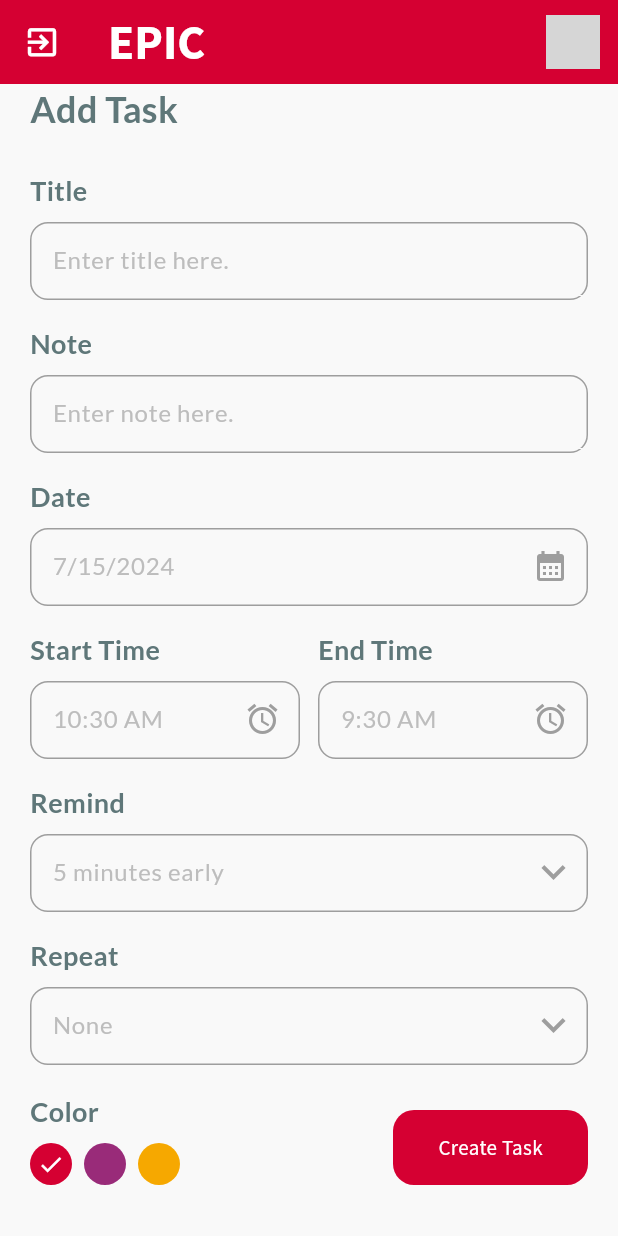
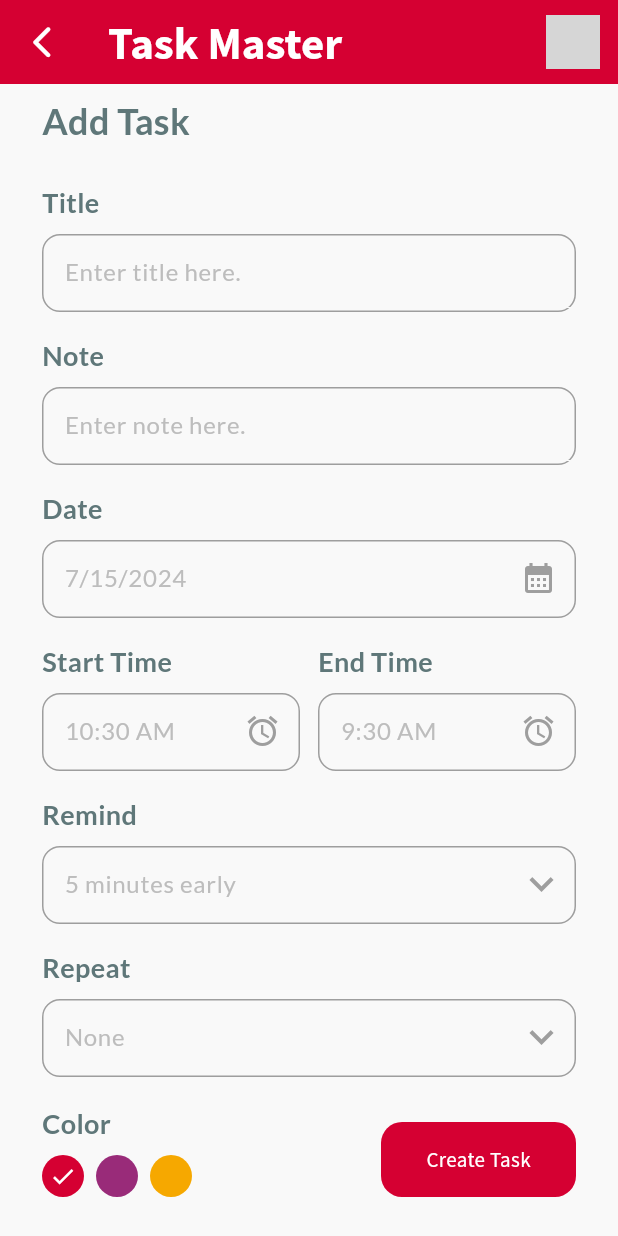
Before and after one commit to JohnNixon6972/EPIC-Think-Learn, a Flutter app: the TaskMaster screen opened directly, after a tap on "+ Add Task", on a phone screen of 412 x 824 dp. Run offline on Flutter 3.47's test engine with Material 3 defaults, Android fonts, the phone set to English and light mode, and no system bars; our stand-ins replace animated_text_kit, cached_network_image, cloud_firestore, confetti, date_picker_timeline, firebase_auth and 17 more; missing offline and left inert: circular_reveal_animation, morphable_shape, spring; accounts and stored records are empty; network calls fail; grey boxes are pictures that could not be loaded.

Commit message:
UI changes in task master

```diff
--- a/epic/lib/cores/activities/task_master/pages/add_task_page.dart
+++ b/epic/lib/cores/activities/task_master/pages/add_task_page.dart
@@ -1,10 +1,15 @@
 // ignore_for_file: no_leading_underscores_for_local_identifiers, curly_braces_in_flow_control_structures
 
+import 'package:cached_network_image/cached_network_image.dart';
 import 'package:epic/cores/activities/task_master/model/task_model.dart';
 import 'package:epic/cores/activities/task_master/repository/task_master_notifier.dart';
 import 'package:epic/cores/activities/task_master/widgets/input_field.dart';
 import 'package:epic/cores/app_constants.dart';
+import 'package:epic/cores/screens/error_page.dart';
+import 'package:epic/cores/screens/loader.dart';
 import 'package:epic/cores/widgets/main_app_bar.dart';
+import 'package:epic/features/account/pages/my_profile.dart';
+import 'package:epic/features/auth/provider/user_provider.dart';
 import 'package:flutter/material.dart';
 import 'package:flutter_riverpod/flutter_riverpod.dart';
 import 'package:intl/intl.dart';
@@ -54,8 +59,54 @@ class _AddTaskPageState extends State<AddTaskPage> {
     //_startTime = DateFormat('hh:mm a').format(DateTime.now()).toString();
     return Scaffold(
       backgroundColor: AppConstants.primaryBackgroundColor,
-      appBar: mainAppBar(context),
-      body: Container(
+      appBar: AppBar(
+        backgroundColor: AppConstants.primaryColor,
+        elevation: 0,
+        leading: IconButton(
+          icon: const Icon(Icons.arrow_back_ios_new_rounded,
+              size: 25, color: AppConstants.primaryTextColor),
+          onPressed: () {
+            Navigator.pop(context);
+          },
+        ),
+        title: const Text(
+          "Task Master",
+          style: TextStyle(
+              fontSize: 30,
+              fontWeight: FontWeight.bold,
+              color: AppConstants.primaryTextColor),
+        ),
+        actions: [
+          Consumer(
+            builder: (context, ref, child) {
+              return ref.watch(currentUserProvider).when(
+                  data: (currentUser) => Padding(
+                        padding: const EdgeInsets.only(right: 12.0),
+                        child: GestureDetector(
+                            onTap: () {
+                              Navigator.push(
+                                context,
+                                MaterialPageRoute(
+                                    builder: (context) => const MyProfile()),
+                              );
+                            },
+                            child: CircleAvatar(
+                              radius: 18,
+                              backgroundColor: Colors.grey,
+                              backgroundImage: CachedNetworkImageProvider(
+                                  currentUser.profilePic),
+                            )),
+                      ),
+                  error: (error, stackTrace) =>
+                      ErrorPage(message: error.toString()),
+                  loading: () => const Loader());
+            },
+          ),
+        ],
+      ),
+      body: Padding(
+        padding: const EdgeInsets.all(8.0),
+        child: Container(
           padding: const EdgeInsets.symmetric(horizontal: 20.0),
           child: SingleChildScrollView(
             child: Column(
@@ -236,6 +287,7 @@ class _AddTaskPageState extends State<AddTaskPage> {
             ),
           ),
         ),
+      ),
     );
   }
 
--- a/epic/lib/cores/activities/task_master/pages/task_master.dart
+++ b/epic/lib/cores/activities/task_master/pages/task_master.dart
@@ -101,7 +101,9 @@ class _TaskMasterState extends State<TaskMaster> {
             ],
           ),
           backgroundColor: AppConstants.primaryBackgroundColor,
-          body: Column(
+          body: Padding(
+            padding: const EdgeInsets.only(top: 8.0),
+            child: Column(
               children: [
                 _addTaskBar(),
                 _dateBar(),
@@ -110,6 +112,7 @@ class _TaskMasterState extends State<TaskMaster> {
                 ),
                 _showTasks(),
               ],
+            ),
           ),
         );
       },
@@ -199,7 +202,7 @@ class _TaskMasterState extends State<TaskMaster> {
               child: const Center(
                 child: Text(
                   "+ Add Task",
-                  style: TextStyle(color: Colors.white),
+                  style: TextStyle(color: Colors.white, fontSize: 18),
                 ),
               ),
             ),
```
Lines whose indentation alone changed are shown as unchanged.
